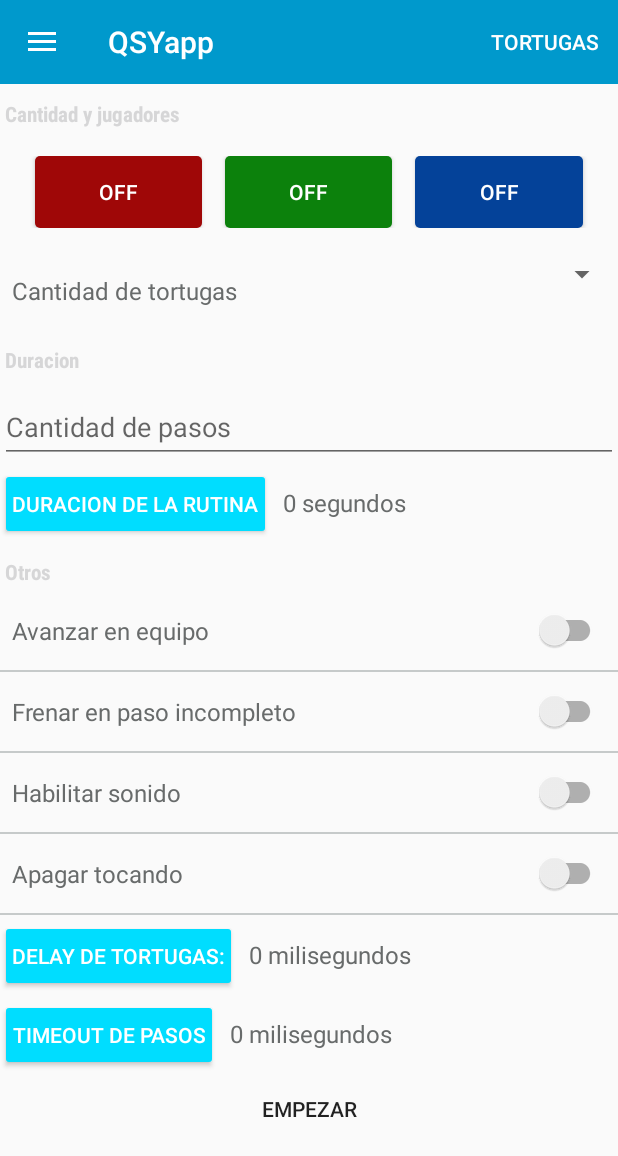
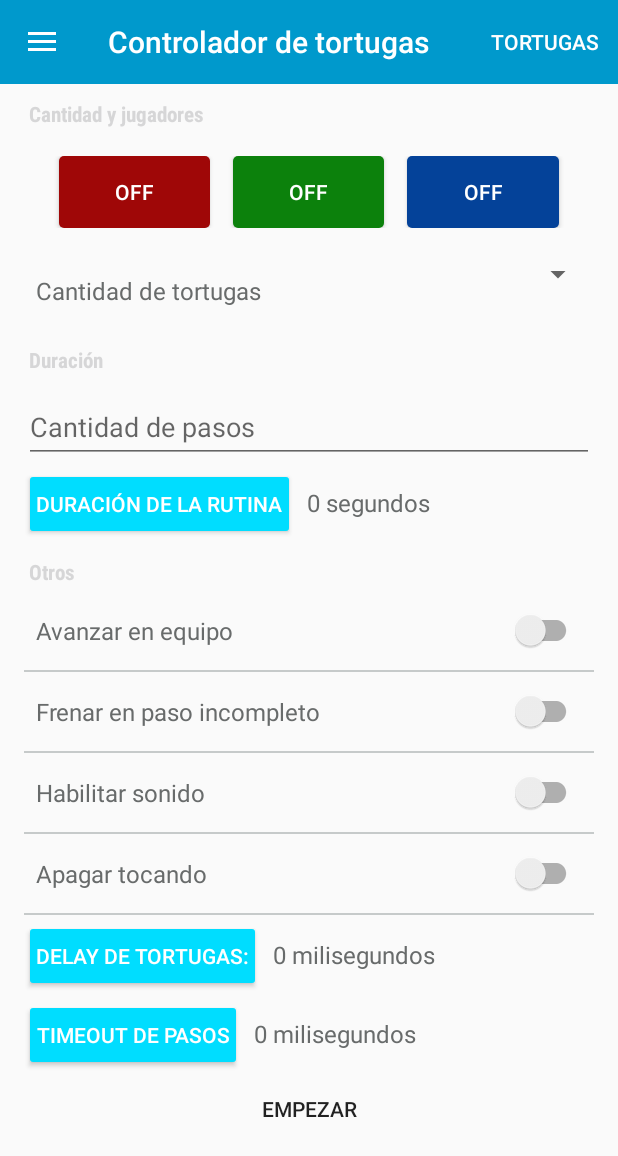
Before and after one commit to QSYdev/qsy-android, an Android app: the fragment PlayerExecutorFragment placed in its activity, on a phone screen of 412 x 824 dp. Shown: the top 1156 px of the screen. Run offline under Robolectric (Android 15) with nearby library versions, the phone set to English and light mode, and no system bars; libraries missing offline, so code that uses them is left out: com.codetroopers.betterpickers, libterminal.lib.node, libterminal.lib.routine, libterminal.patterns.observer; 2 statements that could not run were skipped.

Commit message:
Tildes y margenes en la UI

```diff
--- a/app/src/main/res/layout/player_executor_form.xml
+++ b/app/src/main/res/layout/player_executor_form.xml
@@ -8,7 +8,9 @@
     <LinearLayout xmlns:android="http://schemas.android.com/apk/res/android"
                   android:layout_width="match_parent"
                   android:layout_height="wrap_content"
-                  android:orientation="vertical">
+                  android:orientation="vertical"
+                  android:paddingLeft="16dp"
+                  android:paddingRight="16dp">
 
         <TextView
             android:id="@+id/amount_of_nodes_tv"
--- a/app/src/main/res/values/strings.xml
+++ b/app/src/main/res/values/strings.xml
@@ -1,8 +1,8 @@
 <resources>
-    <string name="app_name">QSYapp</string>
+    <string name="app_name">Controlador de tortugas</string>
 
-    <string name="navigation_drawer_open">Abrir menu de navegación</string>
-    <string name="navigation_drawer_close">Cerrar menu de navegación</string>
+    <string name="navigation_drawer_open">Abrir menú de navegación</string>
+    <string name="navigation_drawer_close">Cerrar menú de navegación</string>
 
     <string name="nav_custom_executor">Rutina Personalizada</string>
     <string name="nav_player_executor">Rutina Aleatoria</string>
@@ -15,8 +15,8 @@
     <string name="routine_sound">Habilitar sonido</string>
     <string name="touch_node">Apagar tocando</string>
     <string name="stop_on_timeout">Frenar en paso incompleto</string>
-    <string name="routine_duration">Duracion de la rutina</string>
-    <string name="routine_duration_title">Duracion</string>
+    <string name="routine_duration">Duración de la rutina</string>
+    <string name="routine_duration_title">Duración</string>
     <string name="amount_of_steps">Cantidad de pasos</string>
     <string name="node_delay">Delay de tortugas:</string>
     <string name="step_timeout">Timeout de pasos</string>
@@ -31,23 +31,23 @@
     <string name="button_off">OFF</string>
     <string name="button_on">ON</string>
     <string name="libterminal_connection">Tortugas</string>
-    <string name="newNode">Se conecto el nodo %1$d</string>
-    <string name="disconnectedNode">Se desconecto el nodo %1$d</string>
+    <string name="newNode">Se conectó el nodo %1$d</string>
+    <string name="disconnectedNode">Se desconectó el nodo %1$d</string>
     <string name="action_nodes">TORTUGAS</string>
     <string name="routines_title">Rutinas</string>
     <string name="contact_us">Contacto</string>
     <string name="start_nodes_search">Buscar tortugas</string>
     <string name="libterminal_start">Empezar la terminal</string>
     <string name="routine_currently_executing">Hay una rutina corriendo</string>
-    <string name="wrong_player_arguments">Configuracion de rutina invalida</string>
+    <string name="wrong_player_arguments">Configuración de rutina inválida</string>
     <string name="not_enough_connected_nodes">No hay suficientes nodos conectados</string>
-    <string name="libterminal_not_up">La terminal no esta funcionando</string>
-    <string name="no_players_selected">Debes seleccionar al menos un jugador</string>
+    <string name="libterminal_not_up">La terminal no está corriendo</string>
+    <string name="no_players_selected">Debe seleccionar al menos un jugador</string>
     <string name="execution_activity">Rutina en ejecución</string>
     <string name="ok">OK</string>
     <string name="routine_finished">Rutina terminada</string>
     <string name="status_running">Ejecutando</string>
     <string name="status_finished">Terminada</string>
     <string name="status_standby">Stand by</string>
-    <string name="wrong_duration_or_steps">Los pasos o la duracion deben ser mayor que cero</string>
+    <string name="wrong_duration_or_steps">Los pasos o la duración deben ser mayor que cero</string>
 </resources>
```
